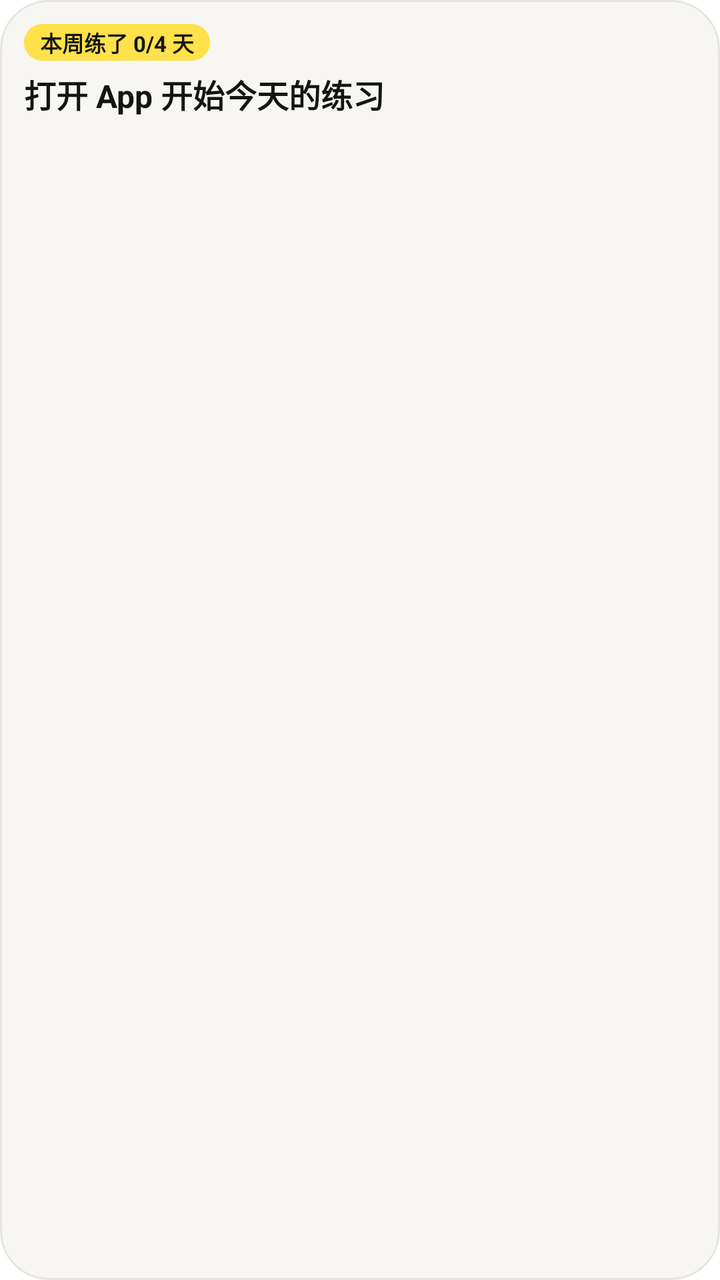
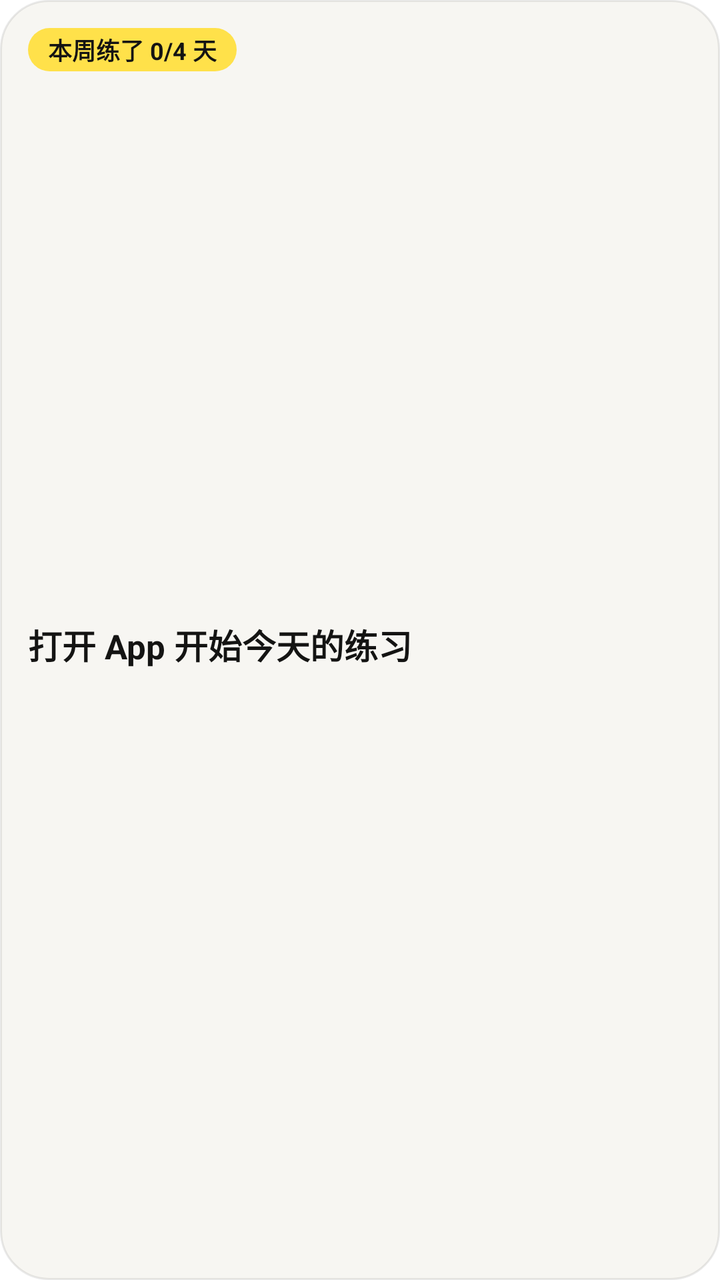

Before-and-after screenshots of an Android layout around one commit, followed by the original layout XML and the change that was made.
<!-- AndroidManifest.xml: fallback theme Theme.MaterialComponents.DayNight.NoActionBar -->
<!-- res/layout/sayday_widget.xml -->
<?xml version="1.0" encoding="utf-8"?>
<LinearLayout xmlns:android="http://schemas.android.com/apk/res/android" android:id="@+id/w_root" android:layout_width="match_parent" android:layout_height="match_parent" android:orientation="vertical" android:padding="12dp" android:background="@drawable/sayday_widget_bg">
<TextView android:id="@+id/w_head" android:layout_width="wrap_content" android:layout_height="wrap_content" android:text="本周练了 0/4 天" android:textColor="@color/sayday_w_on_mark" android:textSize="11sp" android:textStyle="bold" android:maxLines="1" android:ellipsize="end" android:background="@drawable/sayday_widget_chip" android:paddingStart="8dp" android:paddingEnd="8dp" android:paddingTop="1dp" android:paddingBottom="1dp"/>
<TextView android:id="@+id/w_main" android:layout_width="wrap_content" android:layout_height="wrap_content" android:text="打开 App 开始今天的练习" android:textColor="@color/sayday_w_ink" android:textSize="16sp" android:textStyle="bold" android:maxLines="1" android:ellipsize="end" android:layout_marginTop="5dp"/>
<TextView android:id="@+id/w_sub" android:layout_width="wrap_content" android:layout_height="wrap_content" android:text="" android:textColor="@color/sayday_w_soft" android:textSize="11sp" android:maxLines="1" android:ellipsize="end" android:layout_marginTop="1dp"/>
<LinearLayout android:id="@+id/w_word_box" android:layout_width="match_parent" android:layout_height="wrap_content" android:layout_marginTop="6dp" android:orientation="horizontal" android:gravity="center_vertical" android:visibility="gone">
<TextView android:id="@+id/w_word" android:layout_width="wrap_content" android:layout_height="wrap_content" android:text="" android:textColor="@color/sayday_w_on_mark" android:textSize="14sp" android:textStyle="bold" android:maxLines="1" android:ellipsize="end" android:background="@drawable/sayday_widget_mark" android:paddingStart="4dp" android:paddingEnd="4dp"/>
<TextView android:id="@+id/w_meaning" android:layout_width="wrap_content" android:layout_height="wrap_content" android:text="" android:textColor="@color/sayday_w_faint" android:textSize="11sp" android:maxLines="1" android:ellipsize="end" android:layout_marginStart="6dp"/>
</LinearLayout>
</LinearLayout>
<!-- resources referenced by this layout -->
<resources>
  <color name="sayday_w_faint">#8E8D86</color>
  <color name="sayday_w_ink">#141413</color>
  <color name="sayday_w_on_mark">#141413</color>
  <color name="sayday_w_soft">#5C5B56</color>
  <!-- drawable sayday_widget_bg (drawable) -->
  <?xml version="1.0" encoding="utf-8"?>
  <shape xmlns:android="http://schemas.android.com/apk/res/android" android:shape="rectangle">
      <solid android:color="@color/sayday_w_bg" />
      <corners android:radius="24dp" />
      <stroke android:width="1dp" android:color="@color/sayday_w_hair" />
  </shape>
  <!-- drawable sayday_widget_chip (drawable) -->
  <?xml version="1.0" encoding="utf-8"?>
  <shape xmlns:android="http://schemas.android.com/apk/res/android" android:shape="rectangle">
      <solid android:color="@color/sayday_w_mark" />
      <corners android:radius="99dp" />
  </shape>
  <!-- drawable sayday_widget_mark (drawable) -->
  <?xml version="1.0" encoding="utf-8"?>
  <shape xmlns:android="http://schemas.android.com/apk/res/android" android:shape="rectangle">
      <solid android:color="@color/sayday_w_mark" />
      <corners android:radius="4dp" />
  </shape>
  <color name="sayday_w_bg">#F7F6F2</color>
  <color name="sayday_w_hair">#17141413</color>
  <color name="sayday_w_mark">#FFE14A</color>
</resources>

<!-- the commit's change to res/layout/sayday_widget.xml (unified diff, before → after) -->
@@ -1,10 +1,12 @@
 <?xml version="1.0" encoding="utf-8"?>
-<LinearLayout xmlns:android="http://schemas.android.com/apk/res/android" android:id="@+id/w_root" android:layout_width="match_parent" android:layout_height="match_parent" android:orientation="vertical" android:padding="12dp" android:background="@drawable/sayday_widget_bg">
-<TextView android:id="@+id/w_head" android:layout_width="wrap_content" android:layout_height="wrap_content" android:text="本周练了 0/4 天" android:textColor="@color/sayday_w_on_mark" android:textSize="11sp" android:textStyle="bold" android:maxLines="1" android:ellipsize="end" android:background="@drawable/sayday_widget_chip" android:paddingStart="8dp" android:paddingEnd="8dp" android:paddingTop="1dp" android:paddingBottom="1dp"/>
-<TextView android:id="@+id/w_main" android:layout_width="wrap_content" android:layout_height="wrap_content" android:text="打开 App 开始今天的练习" android:textColor="@color/sayday_w_ink" android:textSize="16sp" android:textStyle="bold" android:maxLines="1" android:ellipsize="end" android:layout_marginTop="5dp"/>
-<TextView android:id="@+id/w_sub" android:layout_width="wrap_content" android:layout_height="wrap_content" android:text="" android:textColor="@color/sayday_w_soft" android:textSize="11sp" android:maxLines="1" android:ellipsize="end" android:layout_marginTop="1dp"/>
-<LinearLayout android:id="@+id/w_word_box" android:layout_width="match_parent" android:layout_height="wrap_content" android:layout_marginTop="6dp" android:orientation="horizontal" android:gravity="center_vertical" android:visibility="gone">
-<TextView android:id="@+id/w_word" android:layout_width="wrap_content" android:layout_height="wrap_content" android:text="" android:textColor="@color/sayday_w_on_mark" android:textSize="14sp" android:textStyle="bold" android:maxLines="1" android:ellipsize="end" android:background="@drawable/sayday_widget_mark" android:paddingStart="4dp" android:paddingEnd="4dp"/>
-<TextView android:id="@+id/w_meaning" android:layout_width="wrap_content" android:layout_height="wrap_content" android:text="" android:textColor="@color/sayday_w_faint" android:textSize="11sp" android:maxLines="1" android:ellipsize="end" android:layout_marginStart="6dp"/>
+<LinearLayout xmlns:android="http://schemas.android.com/apk/res/android" android:id="@+id/w_root" android:layout_width="match_parent" android:layout_height="match_parent" android:orientation="vertical" android:padding="14dp" android:background="@drawable/sayday_widget_bg">
+<TextView android:id="@+id/w_head" android:layout_width="wrap_content" android:layout_height="wrap_content" android:text="本周练了 0/4 天" android:textColor="@color/sayday_w_on_mark" android:textSize="12sp" android:textStyle="bold" android:maxLines="1" android:ellipsize="end" android:background="@drawable/sayday_widget_chip" android:paddingStart="10dp" android:paddingEnd="10dp" android:paddingTop="2dp" android:paddingBottom="2dp"/>
+<FrameLayout android:layout_width="1dp" android:layout_height="0dp" android:layout_weight="1" android:minHeight="6dp" />
+<TextView android:id="@+id/w_main" android:layout_width="wrap_content" android:layout_height="wrap_content" android:text="打开 App 开始今天的练习" android:textColor="@color/sayday_w_ink" android:textSize="17sp" android:textStyle="bold" android:maxLines="1" android:ellipsize="end"/>
+<TextView android:id="@+id/w_sub" android:layout_width="wrap_content" android:layout_height="wrap_content" android:text="" android:textColor="@color/sayday_w_soft" android:textSize="12sp" android:maxLines="1" android:ellipsize="end" android:layout_marginTop="1dp"/>
+<FrameLayout android:layout_width="1dp" android:layout_height="0dp" android:layout_weight="1" android:minHeight="6dp" />
+<LinearLayout android:id="@+id/w_word_box" android:layout_width="match_parent" android:layout_height="wrap_content" android:orientation="horizontal" android:gravity="center_vertical" android:visibility="gone">
+<TextView android:id="@+id/w_word" android:layout_width="wrap_content" android:layout_height="wrap_content" android:text="" android:textColor="@color/sayday_w_on_mark" android:textSize="16sp" android:textStyle="bold" android:maxLines="1" android:ellipsize="end" android:background="@drawable/sayday_widget_mark" android:paddingStart="5dp" android:paddingEnd="5dp"/>
+<TextView android:id="@+id/w_meaning" android:layout_width="wrap_content" android:layout_height="wrap_content" android:text="" android:textColor="@color/sayday_w_soft" android:textSize="12sp" android:maxLines="1" android:ellipsize="end" android:layout_marginStart="8dp"/>
 </LinearLayout>
 </LinearLayout>
<!-- resource entries referenced after the edit -->
@@ -1,6 +1,5 @@
 <!-- resources referenced by this layout -->
 <resources>
-  <color name="sayday_w_faint">#8E8D86</color>
   <color name="sayday_w_ink">#141413</color>
   <color name="sayday_w_on_mark">#141413</color>
   <color name="sayday_w_soft">#5C5B56</color>
